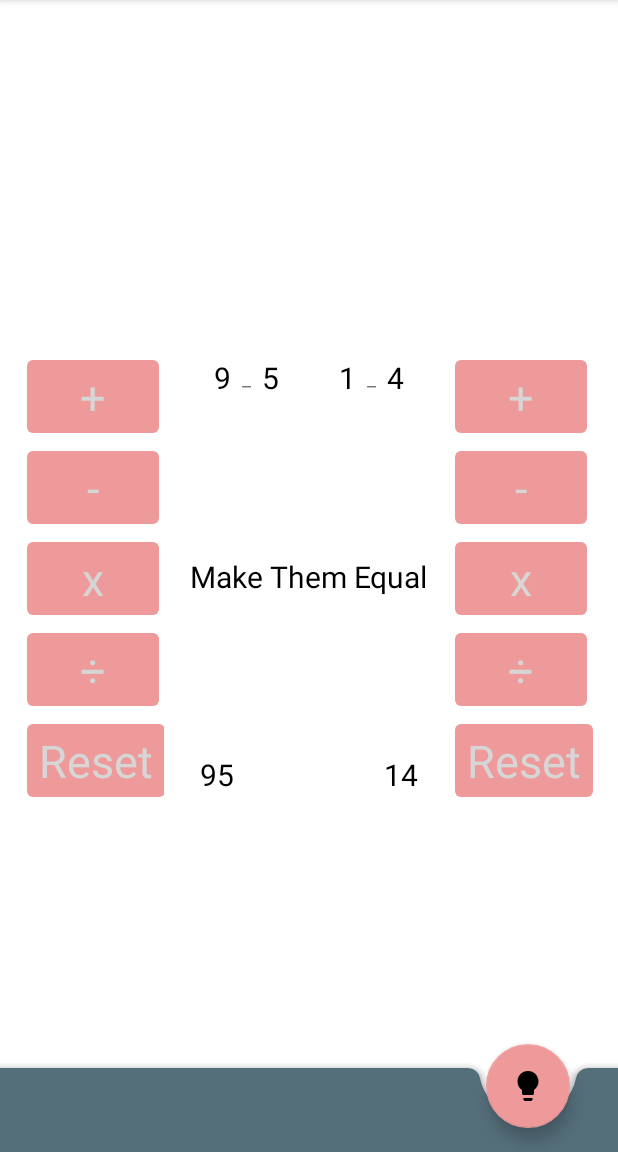
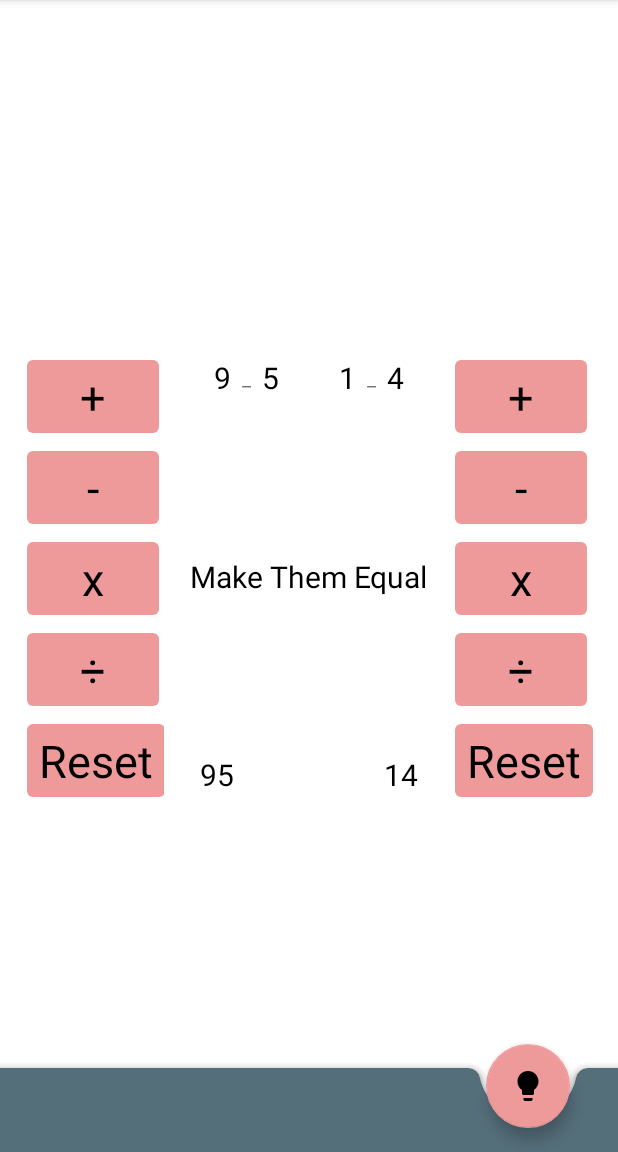
Before and after one commit to RachelRebecca/Make_Em_Equal, an Android app: the screen it shows after launch (MainActivity), on a phone screen of 412 x 824 dp, the part 84-1236 px from its top. Run offline under Robolectric (Android 15) with nearby library versions, the phone set to English and light mode, and no system bars.

Commit message:
more color updates

```diff
--- a/app/src/main/res/values-night/colors.xml
+++ b/app/src/main/res/values-night/colors.xml
@@ -4,4 +4,6 @@
     <color name="secondaryTextColoredColor">@color/primaryColor</color>
     <color name="backgroundColoredColor">@color/primaryDarkColor</color>
     <color name="backgroundDefaultColor">@android:color/background_dark</color>
+    <color name="textColor">@android:color/white</color>
+
 </resources>
--- a/app/src/main/res/values/colors.xml
+++ b/app/src/main/res/values/colors.xml
@@ -14,4 +14,6 @@
     <color name="backgroundColoredColor">@color/primaryLightColor</color>
     <color name="backgroundDefaultColor">@android:color/background_light</color>
 
+    <color name="textColor">@android:color/black</color>
+
 </resources>
--- a/app/src/main/res/values/styles.xml
+++ b/app/src/main/res/values/styles.xml
@@ -8,11 +8,11 @@
         <item name="android:textSize">30sp</item>
         <item name="fontFamily"></item>
         <item name="backgroundTint">@color/secondaryColor</item>
-        <item name="android:textColor">@color/black</item>
+        <item name="android:textColor">@color/textColor</item>
     </style>
 
     <style name="TextFormat">
         <item name="android:textSize">20sp</item>
-        <item name="android:textAppearance">@color/black</item>
+        <item name="android:textAppearance">@color/textColor</item>
     </style>
 </resources>
```
